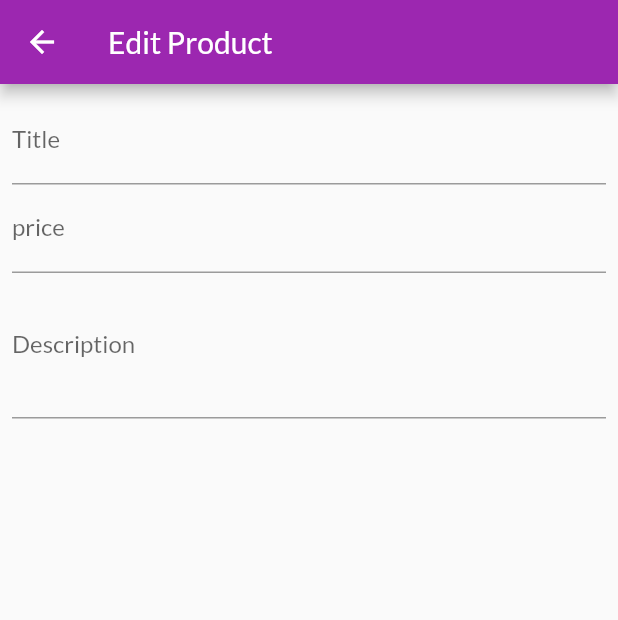
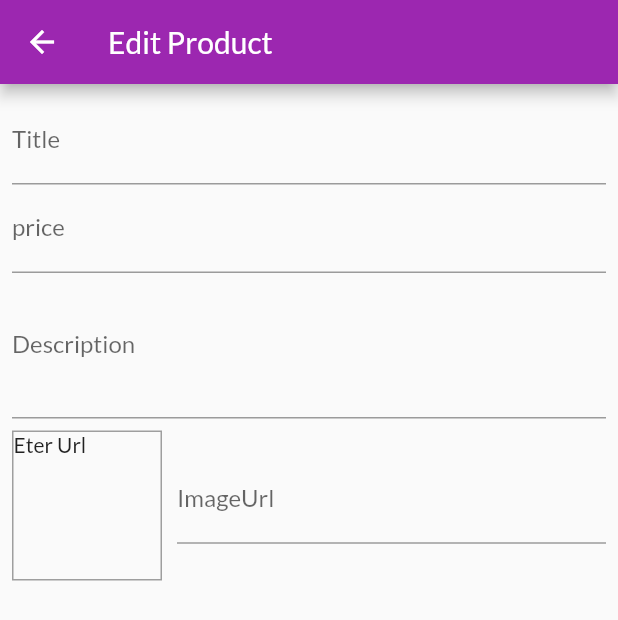
Before and after one commit to km2223/shop, a Flutter app: the EditProductScreen screen opened by its route, on a phone screen of 412 x 824 dp. Shown: the top 620 px of the screen. Run offline on Flutter 3.47's test engine with Material 2 defaults, Android fonts, the phone set to English and light mode, and no system bars; missing offline and left inert: dart:ffi; network calls fail.

Commit message:
image url input

```diff
--- a/lib/screens/edit_product_screen.dart
+++ b/lib/screens/edit_product_screen.dart
@@ -11,12 +11,29 @@ class EditProductScreen extends StatefulWidget {
 class _EditProductScreenState extends State<EditProductScreen> {
   final _priceFocus=FocusNode();
   final _descriptionFoucs=FocusNode();
+  final _imageUrlController=TextEditingController();
+  final _imageUrlFocesNode=FocusNode();
 
   @override
   void dispose() {
     super.dispose();
+    _imageUrlFocesNode.removeListener(updateImageUrl);
     _descriptionFoucs.dispose();
     _priceFocus.dispose();
+    _imageUrlController.dispose();
+    _imageUrlFocesNode.dispose();
+  }
+  @override
+  void initState() {
+    _imageUrlFocesNode.addListener(updateImageUrl);
+    super.initState();
+  }
+  void updateImageUrl(){
+    if(! _imageUrlFocesNode.hasFocus){
+      setState(() {
+
+      });
+    }
   }
   Widget build(BuildContext context) {
     return Scaffold(
@@ -49,6 +66,26 @@ class _EditProductScreenState extends State<EditProductScreen> {
             focusNode: _descriptionFoucs,
 
           ),
+          Row(
+
+            mainAxisAlignment: MainAxisAlignment.end,
+            children: [
+            Container(
+              width: 100,
+              height: 100,
+              margin: const EdgeInsets.only(top: 8,right: 10),
+              decoration:BoxDecoration(border:Border.all(width: 1,color:Colors.grey)),
+              child: _imageUrlController.text.isEmpty?Text('Eter Url'):FittedBox(child:Image.network(_imageUrlController.text,fit:BoxFit.cover,),),
+            ),
+            Expanded(
+              child: TextFormField(decoration:const InputDecoration(labelText: 'ImageUrl'),
+              keyboardType:TextInputType.url,
+              textInputAction:TextInputAction.done,
+              controller:_imageUrlController,
+              focusNode: _imageUrlFocesNode,
+              ),
+            )
+          ],)
         ],)),
       ),
     );
```
